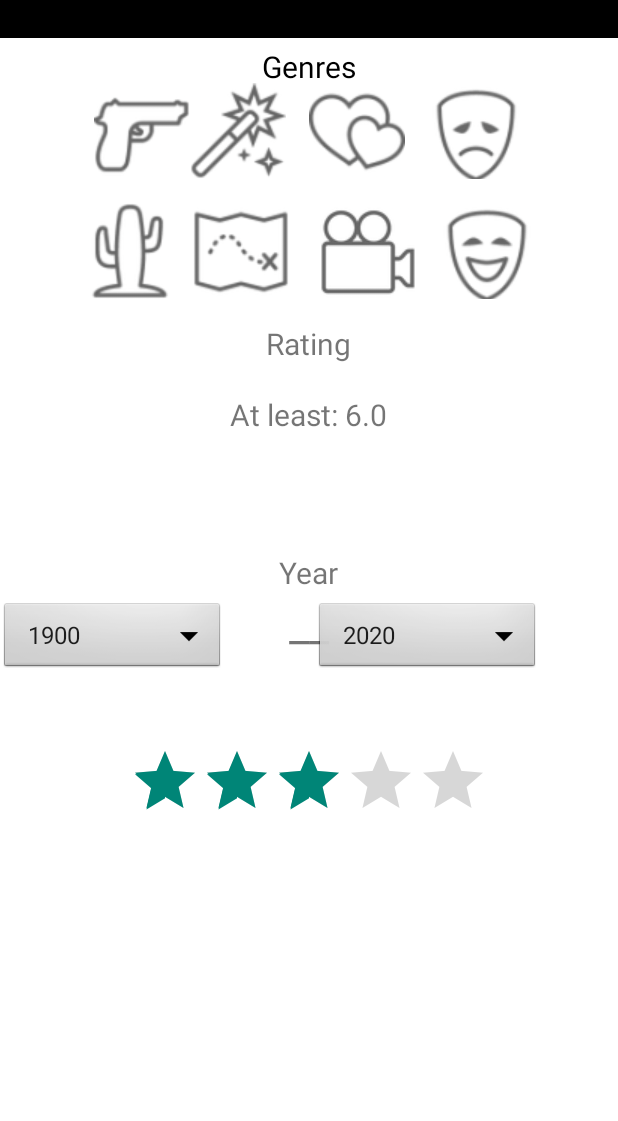
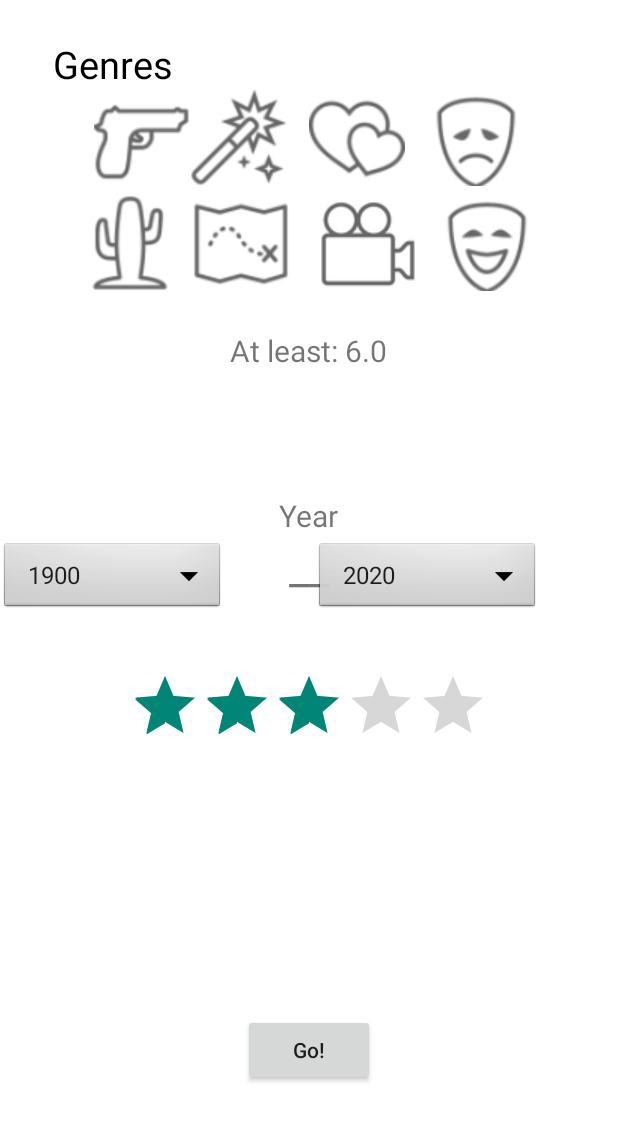
Before and after one commit to gustavlorup/MovieApp, an Android app: the FilterActivity screen opened directly, with no data from a screen before it, on a phone screen of 412 x 824 dp. Shown: the top 1121 px of the screen. Run offline under Robolectric (Android 15) with nearby library versions, the phone set to English and light mode, and no system bars.

Commit message:
Navigation mellan filter och main

```diff
--- a/app/src/main/AndroidManifest.xml
+++ b/app/src/main/AndroidManifest.xml
@@ -30,7 +30,7 @@
             </intent-filter>
         </activity>
 
-        <activity android:name=".FilterActivity" android:exported="true" />
+        <activity android:name=".FilterActivity" android:exported="true"  />
 
         <!-- Aktivitet för login sida -->
         <activity
@@ -45,7 +45,7 @@
 
         <!-- Popupwindow -->
 
-        <activity android:name=".MainActivity" />
+        <activity android:name=".MainActivity"  />
 
     </application>
 
--- a/app/src/main/java/tig167/movieapp/FilterActivity.java
+++ b/app/src/main/java/tig167/movieapp/FilterActivity.java
@@ -1,12 +1,19 @@
 package tig167.movieapp;
 
 import android.app.ActionBar;
+import android.app.Activity;
+import android.app.Dialog;
+import android.content.DialogInterface;
+import android.content.Intent;
+import android.database.SQLException;
 import android.graphics.Color;
 import android.graphics.PorterDuff;
 import android.graphics.drawable.ColorDrawable;
 import android.graphics.drawable.LayerDrawable;
+import android.support.v7.app.AlertDialog;
 import android.support.v7.app.AppCompatActivity;
 import android.os.Bundle;
+import android.view.Gravity;
 import android.view.MotionEvent;
 import android.view.View;
 import android.widget.AdapterView;
@@ -18,10 +25,22 @@ import android.widget.Spinner;
 import android.widget.TextView;
 
 import com.google.android.youtube.player.internal.v;
+
+import java.io.IOException;
+
 import static tig167.movieapp.R.id.ratingBar;
 import static tig167.movieapp.R.id.ratingView;
 
 public class FilterActivity extends AppCompatActivity implements View.OnTouchListener{
+    ImageButton genres[] = new ImageButton[8];
+    TextView warningView;
+    DBHelper myDbHelper;
+    String videoUrl;
+    String title;
+    String rating;
+    String plot;
+    String year;
+    String genre;
 
 
     @Override
@@ -29,30 +48,36 @@ public class FilterActivity extends AppCompatActivity implements View.OnTouchLis
         super.onCreate(savedInstanceState);
         setContentView(R.layout.activity_filter);
 
+
+        Button applyFilter = (Button)findViewById(R.id.applyFilterOnMovie);
+
         /* Deklarera filterknappar */
-        ImageButton btn1 = (ImageButton)findViewById(R.id.criminalbutton);
-        ImageButton btn2 = (ImageButton)findViewById(R.id.fantasybutton);
-        ImageButton btn3 = (ImageButton)findViewById(R.id.dramabutton);
-        ImageButton btn4 = (ImageButton)findViewById(R.id.romancebutton);
-        ImageButton btn5 = (ImageButton)findViewById(R.id.adventurebutton);
-        ImageButton btn6 = (ImageButton)findViewById(R.id.comedybutton);
-        ImageButton btn7 = (ImageButton)findViewById(R.id.documentarybutton);
-        ImageButton btn8 = (ImageButton)findViewById(R.id.westernbutton);
+        genres[0] = (ImageButton)findViewById(R.id.criminalbutton);
+        genres[1] = (ImageButton)findViewById(R.id.fantasybutton);
+        genres[2] = (ImageButton)findViewById(R.id.dramabutton);
+        genres[3] = (ImageButton)findViewById(R.id.romancebutton);
+        genres[4] = (ImageButton)findViewById(R.id.adventurebutton);
+        genres[5] = (ImageButton)findViewById(R.id.comedybutton);
+        genres[6] = (ImageButton)findViewById(R.id.documentarybutton);
+        genres[7] = (ImageButton)findViewById(R.id.westernbutton);
+
+        Boolean criminal, fantasy, drama, romance, adventure, comedy, documentary, western;
+
 
         final RatingBar bar = (RatingBar) findViewById(ratingBar);
         final TextView ratingView = (TextView)findViewById(R.id.ratingView);
-
+        warningView = (TextView)findViewById(R.id.warningText);
         ratingView.setText("At least: " + (String.format("%2.1f", bar.getRating()*2)));
 
           /* Lägg på en OnTouchListener på knapparna */
-        btn1.setOnTouchListener(this);
-        btn2.setOnTouchListener(this);
-        btn3.setOnTouchListener(this);
-        btn4.setOnTouchListener(this);
-        btn5.setOnTouchListener(this);
-        btn6.setOnTouchListener(this);
-        btn7.setOnTouchListener(this);
-        btn8.setOnTouchListener(this);
+        genres[0].setOnTouchListener(this);
+        genres[1].setOnTouchListener(this);
+        genres[2].setOnTouchListener(this);
+        genres[3].setOnTouchListener(this);
+        genres[4].setOnTouchListener(this);
+        genres[5].setOnTouchListener(this);
+        genres[6].setOnTouchListener(this);
+        genres[7].setOnTouchListener(this);
 
     bar.setOnRatingBarChangeListener(new RatingBar.OnRatingBarChangeListener(){
 
@@ -103,6 +128,39 @@ public class FilterActivity extends AppCompatActivity implements View.OnTouchLis
         }
     });
 
+
+        myDbHelper = new DBHelper(this);
+
+        try {
+
+            myDbHelper.createDataBase();
+
+        } catch (IOException ioe) {
+
+            throw new Error("Unable to create database");
+
+        }
+
+        try {
+
+            myDbHelper.openDataBase();
+
+        }catch(SQLException sqle){
+
+            throw sqle;
+
+        }
+
+        Movie a = myDbHelper.getRandomMovie();
+        videoUrl = a.getUrl();
+        title = a.getTitle();
+        rating = (Double.toString(a.getRating()));
+        plot = a.getDesc();
+        year = (Integer.toString(a.getYear()));
+        genre = ("Inte än implementerat");
+
+        System.out.println(title);
+
 }
 
     @Override
@@ -110,28 +168,75 @@ public class FilterActivity extends AppCompatActivity implements View.OnTouchLis
         if(motionEvent.getAction() == MotionEvent.ACTION_DOWN){
             switch(v.getId()){
                 case R.id.criminalbutton:
+                    if(validateGenre()){
                         v.setPressed(!v.isPressed());
+                    }
+                    if(!validateGenre()){
+
+                        v.setPressed(!v.isPressed());
+                    }
                     break;
                 case R.id.fantasybutton:
+                    if(validateGenre()){
                         v.setPressed(!v.isPressed());
+                    }
+                    if(!validateGenre()){
+
+                        v.setPressed(!v.isPressed());
+                    }
                     break;
                 case R.id.romancebutton:
+                    if(validateGenre()){
                         v.setPressed(!v.isPressed());
+                    }
+                    if(!validateGenre()){
+
+                        v.setPressed(!v.isPressed());
+                    }
                     break;
                 case R.id.dramabutton:
+                    if(validateGenre()){
                         v.setPressed(!v.isPressed());
+                    }
+                    if(!validateGenre()){
+
+                        v.setPressed(!v.isPressed());
+                    }
                     break;
                 case R.id.adventurebutton:
+                    if(validateGenre()){
                         v.setPressed(!v.isPressed());
+                    }
+                    if(!validateGenre()){
+
+                        v.setPressed(!v.isPressed());
+                    }
                     break;
                 case R.id.comedybutton:
+                    if(validateGenre()){
                         v.setPressed(!v.isPressed());
+                    }
+                    if(!validateGenre()){
+
+                        v.setPressed(!v.isPressed());
+                    }
                     break;
                 case R.id.documentarybutton:
+                    if(validateGenre()){
                         v.setPressed(!v.isPressed());
+                    }
+                    if(!validateGenre()){
+                        v.setPressed(!v.isPressed());
+                    }
                     break;
                 case R.id.westernbutton:
+                    if(validateGenre()){
                         v.setPressed(!v.isPressed());
+                    }
+                    if(!validateGenre()){
+
+                        v.setPressed(!v.isPressed());
+                    }
                     break;
                 default:
                     break;
@@ -139,4 +244,38 @@ public class FilterActivity extends AppCompatActivity implements View.OnTouchLis
         }
         return true;
     }
+
+    public boolean validateGenre(){
+        boolean valid = true;
+        int nr = 0;
+
+        for (ImageButton genre1 : genres) {
+            if (genre1.isPressed()) {
+                nr++;
+                if (nr > 3) {
+                    valid = false;
+                    warningView.setText("Max 3 genres!");
+                } else {
+                    warningView.setText(null);
+                    valid = true;
                 }
+            }
+        }
+
+        return valid;
+    }
+
+    public void sendMovie(View v){
+        Intent movieIntent = new Intent(FilterActivity.this, MainActivity.class);
+        movieIntent.putExtra("url", videoUrl);
+        movieIntent.putExtra("title", title);
+        movieIntent.putExtra("rating", rating);
+        movieIntent.putExtra("plot", plot);
+        movieIntent.putExtra("year", year);
+        movieIntent.putExtra("genre", "Inte än implementerat");
+        setResult(RESULT_OK, movieIntent);
+        finish();
+
+    }
+
+}
--- a/app/src/main/res/layout/activity_filter.xml
+++ b/app/src/main/res/layout/activity_filter.xml
@@ -4,28 +4,36 @@
     xmlns:app="http://schemas.android.com/apk/res-auto"
     xmlns:tools="http://schemas.android.com/tools"
     android:id="@+id/activity_filter"
+    android:background="#ffffff"
     android:layout_width="match_parent"
-    android:background="#000000"
     android:layout_height="match_parent"
     tools:context="tig167.movieapp.FilterActivity">
-
-    <RelativeLayout
+    <LinearLayout
+        android:orientation="horizontal"
         android:layout_width="match_parent"
         android:layout_marginTop="25dp"
-        android:layout_height="match_parent"
-        android:background="#ffffffff"
-        android:id="@+id/relativeLayout">
+        android:layout_height="wrap_content">
         <TextView
             android:layout_width="wrap_content"
-            android:layout_centerHorizontal="true"
-            android:layout_marginTop="5dp"
+            android:textSize="25dp"
+            android:layout_marginLeft="35dp"
+            android:text="Genres"
             android:textColor="#000000"
-            android:textSize="20dp"
-            android:layout_height="wrap_content"
-            android:text="Genres"/>
+            android:layout_height="match_parent" />
+
+        <TextView
+            android:layout_width="wrap_content"
+            android:textSize="15dp"
+            android:gravity="center"
+            android:text=""
+            android:layout_marginLeft="110dp"
+            android:textColor="@android:color/holo_red_dark"
+            android:layout_height="match_parent"
+            android:id="@+id/warningText" />
+    </LinearLayout>
         <LinearLayout
             android:orientation="horizontal"
-            android:layout_marginTop="30dp"
+            android:layout_marginTop="60dp"
             android:gravity="center"
             android:paddingLeft="@dimen/activity_horizontal_margin"
             android:paddingRight="@dimen/activity_horizontal_margin"
@@ -75,7 +83,7 @@
 
         <LinearLayout
             android:orientation="horizontal"
-            android:layout_marginTop="110dp"
+            android:layout_marginTop="130dp"
             android:gravity="center"
             android:paddingLeft="@dimen/activity_horizontal_margin"
             android:paddingRight="@dimen/activity_horizontal_margin"
@@ -125,44 +133,26 @@
                 android:src="@drawable/comedybutton" />
         </LinearLayout>
 
-
-    </RelativeLayout>
-
-
     <LinearLayout
         android:orientation="vertical"
         android:layout_width="wrap_content"
         android:layout_height="wrap_content"
         android:layout_marginTop="200dp"
         android:layout_centerHorizontal="true">
-
-        <TextView
-            android:layout_width="wrap_content"
-            android:layout_height="wrap_content"
-            android:inputType="textPersonName"
-            android:text="Rating"
-            android:layout_gravity="center"
-            android:textSize="20dp"
-            android:layout_marginTop="15dp"
-            android:id="@+id/editText3" />
-
         <TextView
             android:layout_gravity="center"
             android:textSize="20dp"
             android:layout_marginTop="20dp"
-            android:text="At least: "
+            android:text="Rating: At least "
             android:layout_width="wrap_content"
             android:layout_height="wrap_content"
             android:id="@+id/ratingView"
             android:layout_weight="1" />
-
-
-
     </LinearLayout>
     <RelativeLayout
         android:layout_width="wrap_content"
         android:layout_height="wrap_content"
-        android:layout_marginBottom="270dp"
+        android:layout_marginBottom="320dp"
         android:layout_alignParentBottom="true"
         android:layout_centerHorizontal="true"
         android:id="@+id/relativeLayout2">
@@ -185,7 +175,7 @@
     <LinearLayout
         android:layout_width="wrap_content"
         android:orientation="vertical"
-        android:layout_marginTop="368dp"
+        android:layout_marginTop="330dp"
         android:layout_centerHorizontal="true"
         android:layout_height="wrap_content">
 
@@ -203,12 +193,14 @@
         android:layout_height="wrap_content"
         android:textSize="30dp"
         android:gravity="center"
-        android:text="__" ></TextView>
+        android:text="__" >
+
+    </TextView>
 
     </LinearLayout>
     <LinearLayout
         android:layout_width="wrap_content"
-        android:layout_marginTop="400dp"
+        android:layout_marginTop="360dp"
         android:layout_height="wrap_content">
         <Spinner
             android:id="@+id/year_from"
@@ -229,5 +221,14 @@
 
     </LinearLayout>
 
-
+    <Button
+        android:layout_width="wrap_content"
+        android:layout_alignParentBottom="true"
+        android:textAllCaps="false"
+        android:text="Go!"
+        android:onClick="sendMovie"
+        android:id="@+id/applyFilterOnMovie"
+        android:layout_marginBottom="100dp"
+        android:layout_centerInParent="true"
+        android:layout_height="wrap_content" />
 </RelativeLayout>
--- a/app/src/main/res/values/strings.xml
+++ b/app/src/main/res/values/strings.xml
@@ -79,7 +79,7 @@
     <!-- TODO: Remove or change this placeholder text -->
     <string name="hello_blank_fragment">Hello blank fragment</string>
     <string name="title_activity_menu">MenuActivity</string>
-    <string name="AboutApp">This is an app developed by two students from Gothenburg University. The main purpose of the app is to, by or without a users preferences, provide a random movie. </string>
+    <string name="AboutApp"> Want to watch a movie tonight but you dont know which one? Use this app and get a randomized movie by your choice! </string>
     <string name="navigation_drawer_open">Open navigation drawer</string>
     <string name="navigation_drawer_close">Close navigation drawer</string>
 
--- a/build.gradle
+++ b/build.gradle
@@ -5,7 +5,7 @@ buildscript {
         jcenter()
     }
     dependencies {
-        classpath 'com.android.tools.build:gradle:2.2.2'
+        classpath 'com.android.tools.build:gradle:2.2.3'
 
         // NOTE: Do not place your application dependencies here; they belong
         // in the individual module build.gradle files
```
Also changed, not shown: app/src/main/java/tig167/movieapp/MainActivity.java (+18 -4 lines), app/src/main/res/layout/activity_main.xml (+14 -10 lines), 2 other files. Lines whose indentation alone changed are shown as unchanged.
